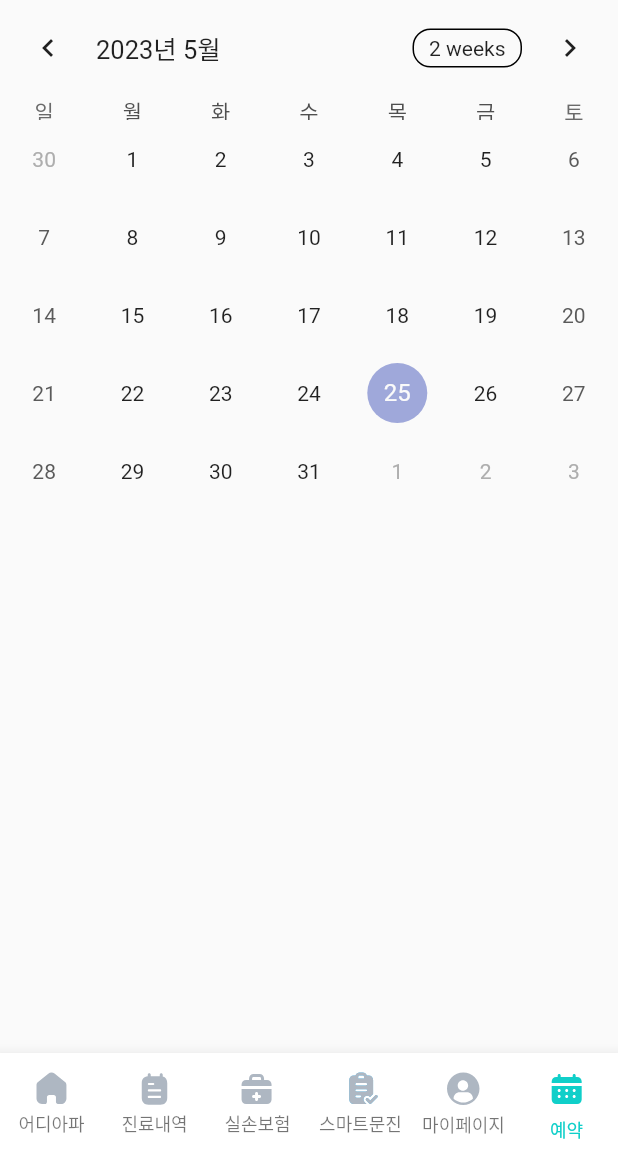
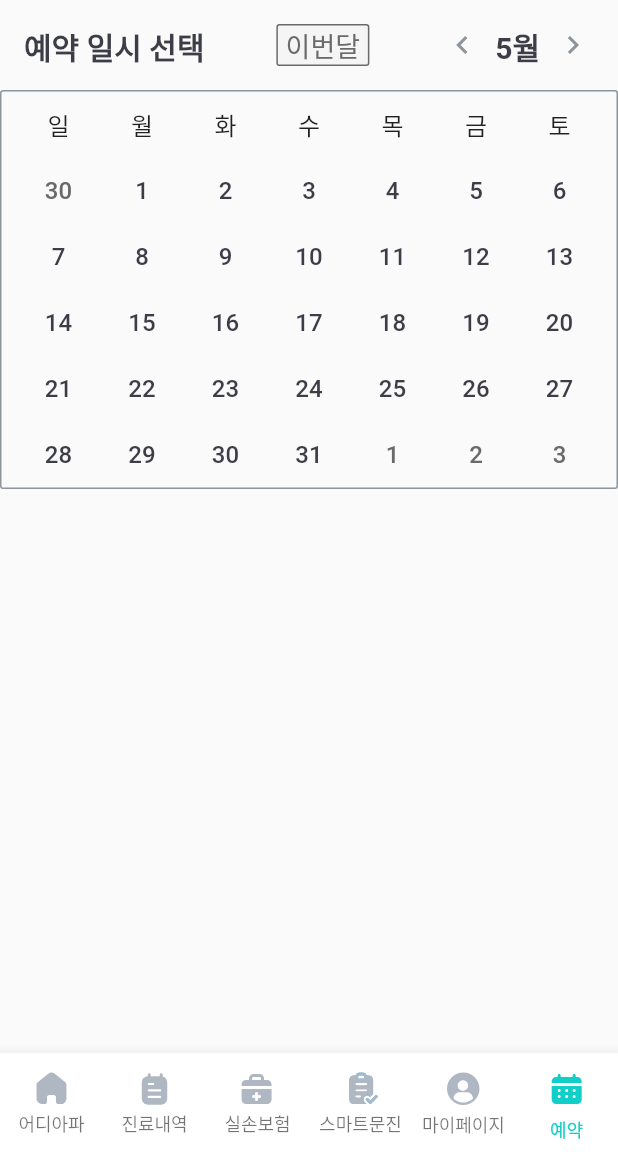
Before and after one commit to jason967/get_x_example, a Flutter app: the screen it shows after launch, item 6 of the bottom bar chosen, on a phone screen of 412 x 824 dp, the part 84-1236 px from its top. Run offline on Flutter 3.47's test engine with Material 2 defaults, Android fonts, the phone set to English and light mode, and no system bars; drawn by our look-alikes of table_calendar; our stand-ins replace flutter_svg, get.

Commit message:
calendar

```diff
--- a/lib/main.dart
+++ b/lib/main.dart
@@ -9,64 +9,3 @@ void main() {
   initializeDateFormatting()
       .then((_) => runApp(const GetMaterialApp(home: MainPage())));
 }
-
-final List<String> days = ['일', '월', '화', '수', '목', '금', '토'];
-
-// void main() {
-//   final List<CalendarData> calendar = [];
-//
-//   const year = 2023;
-//   const curMonth = 5;
-//   final curDays = DateTime(year, curMonth, 0).day;
-//   final curFirstWeekday = DateTime(year, curMonth, 1).weekday;
-//   const prevMonth = curMonth - 1 == 0 ? 12 : curMonth - 1;
-//   const nextMonth = curMonth + 1 == 13 ? 1 : curMonth + 1;
-//
-//   final prevLastDay = DateTime(year, prevMonth, 0).day;
-//
-//   if (curFirstWeekday != 7) {
-//     for (int i = curFirstWeekday; i > 0; i--) {
-//       final calendarData = CalendarData(year, prevMonth, prevLastDay - i);
-//       calendar.add(calendarData);
-//     }
-//   }
-//   // 이번달 날 리스트에 넣음
-//   for (int day = 1; day <= curDays; day++) {
-//     final calendarData = CalendarData(year, curMonth, day);
-//     calendar.add(calendarData);
-//   }
-//
-//   for (int day = 1; day <= 35 - calendar.length; day++) {
-//     final calendarData = CalendarData(year, curMonth, day);
-//     calendar.add(calendarData);
-//   }
-//
-//   print('$curFirstWeekday');
-//   print(calendar);
-//   // final test = today
-//   // final weekDay = today.weekday;
-//   // print('${days[weekDay]}');
-// }
-
-enum ResState { none, am, pm, completed }
-
-class CalendarData {
-  int year;
-  int month;
-  int day;
-  ResState resState;
-  bool checked;
-
-  CalendarData(
-    this.year,
-    this.month,
-    this.day, {
-    this.resState = ResState.none,
-    this.checked = false,
-  });
-
-  @override
-  String toString() {
-    return 'Calender($year,$month,$day,$resState,$checked)';
-  }
-}
--- /dev/null
+++ b/lib/wau_reservation/calendar/calendar_x.controller.dart
@@ -0,0 +1,52 @@
+import 'package:get/get.dart';
+
+part 'calendar_x_utils.dart';
+
+class CalendarController extends GetxController {
+  static DateTime today = DateTime.now();
+
+  RxInt year = today.year.obs;
+  RxInt month = today.month.obs;
+  RxList days = [].obs;
+
+  @override
+  void onInit() {
+    calendarInit(year.value, month.value);
+    super.onInit();
+  }
+
+  calendarInit(int curYear, int curMonth) {
+    year.value = curYear;
+    month.value = curMonth;
+    setDays(curYear, curMonth);
+  }
+
+  setDays(int curYear, int curMonth) {
+    days.clear();
+    days.value = _genCalendar(curYear, curMonth);
+  }
+
+  void thisMonth() {
+    year.value = today.year;
+    month.value = today.month;
+    setDays(year.value, month.value);
+  }
+
+  void prevMonth() {
+    month.value--;
+    if (month.value == 0) {
+      month.value = 12;
+      year.value--;
+    }
+    setDays(year.value, month.value);
+  }
+
+  void nextMonth() {
+    month.value++;
+    if (month.value == 13) {
+      month.value = 1;
+      year.value++;
+    }
+    setDays(year.value, month.value);
+  }
+}
--- /dev/null
+++ b/lib/wau_reservation/calendar/calendar_x_utils.dart
@@ -0,0 +1,69 @@
+part of 'calendar_x.controller.dart';
+
+List<CalendarData> _genCalendar(int year, int month) {
+  final List<CalendarData> calendar = [];
+
+  /// 현재 선택된 달의 마지막 날
+  final lastDay = DateTime(year, month + 1, 0).day;
+
+  /// 현재 선택된 달의 첫번째 날의 요일
+  final firstWeekday = DateTime(year, month, 1).weekday;
+  final prevMonth = (month - 1 == 0) ? 12 : month - 1;
+  final nextMonth = (month + 1 == 13) ? 1 : month + 1;
+
+  final prevLastDay = DateTime(year, month, 0).day;
+
+  var calendarCount = _cal(lastDay, firstWeekday);
+
+  if (firstWeekday != 7) {
+    for (int i = firstWeekday - 1; i >= 0; i--) {
+      final calendarData =
+          CalendarData(year, prevMonth, prevLastDay - i, disabled: true);
+      calendar.add(calendarData);
+    }
+  }
+
+  for (int day = 1; day <= lastDay; day++) {
+    final calendarData = CalendarData(year, month, day);
+    calendar.add(calendarData);
+  }
+  final restDay = calendarCount - calendar.length;
+  for (int day = 1; day <= restDay; day++) {
+    final calendarData = CalendarData(year, nextMonth, day, disabled: true);
+    calendar.add(calendarData);
+  }
+
+  return calendar;
+}
+
+int _cal(int dayCount, int weekday) {
+  if (weekday == 5) {
+    return (dayCount > 30) ? 42 : 35;
+  } else if (weekday == 6) {
+    return (dayCount >= 30) ? 42 : 35;
+  }
+  return 35;
+}
+
+enum ResState { none, holiday, am, pm, completed }
+
+class CalendarData {
+  int year;
+  int month;
+  int day;
+  ResState resState;
+  bool disabled;
+
+  CalendarData(
+    this.year,
+    this.month,
+    this.day, {
+    this.resState = ResState.none,
+    this.disabled = false,
+  });
+
+  @override
+  String toString() {
+    return 'Calender($year,$month,$day)';
+  }
+}
--- /dev/null
+++ b/lib/wau_reservation/calendar/calender_x.dart
@@ -0,0 +1,280 @@
+import 'package:flutter/material.dart';
+import 'package:get/get.dart';
+
+import 'calendar_x.controller.dart';
+
+const black = Color.fromRGBO(60, 61, 71, 1);
+const grey = Color.fromRGBO(106, 106, 106, 1);
+const bgGrey = Color.fromRGBO(245, 245, 245, 1);
+const warmGrey = Color.fromRGBO(142, 149, 155, 1);
+
+final List<String> weekdays = ['일', '월', '화', '수', '목', '금', '토'];
+
+class CalenderX extends StatelessWidget {
+  const CalenderX({Key? key}) : super(key: key);
+
+  @override
+  Widget build(BuildContext context) {
+    final controller = Get.put(CalendarController());
+
+    return Column(
+      children: [
+        const SizedBox(height: 16),
+        SizedBox(
+          height: 28,
+          child: Padding(
+            padding: const EdgeInsets.symmetric(horizontal: 16),
+            child: Row(
+              mainAxisAlignment: MainAxisAlignment.spaceBetween,
+              children: [
+                const Text(
+                  '예약 일시 선택',
+                  style: TextStyle(
+                    fontSize: 20,
+                    fontWeight: FontWeight.w600,
+                    color: black,
+                  ),
+                ),
+                GestureDetector(
+                  onTap: controller.thisMonth,
+                  child: Container(
+                    height: 28,
+                    width: 62,
+                    alignment: Alignment.center,
+                    decoration: BoxDecoration(
+                      borderRadius: BorderRadius.circular(2),
+                      border: Border.all(color: grey),
+                      color: bgGrey,
+                    ),
+                    child: const Text(
+                      '이번달',
+                      style: TextStyle(
+                        fontWeight: FontWeight.w400,
+                        fontSize: 18,
+                        color: grey,
+                      ),
+                    ),
+                  ),
+                ),
+                const _Month(),
+              ],
+            ),
+          ),
+        ),
+        const SizedBox(height: 16),
+        const _Calendar(),
+      ],
+    );
+  }
+}
+
+class _Calendar extends StatelessWidget {
+  const _Calendar({Key? key}) : super(key: key);
+
+  @override
+  Widget build(BuildContext context) {
+    final controller = Get.put(CalendarController());
+
+    return Obx(() => Container(
+          decoration: BoxDecoration(
+            borderRadius: BorderRadius.circular(2),
+            border: Border.all(color: warmGrey),
+          ),
+          child: Column(
+            children: [
+              const _Weekdays(),
+              Padding(
+                padding: const EdgeInsets.symmetric(horizontal: 16),
+                child: Column(
+                  children: [
+                    Row(
+                      mainAxisAlignment: MainAxisAlignment.spaceBetween,
+                      children: controller.days
+                          .sublist(0, 7)
+                          .map((e) => _DayCell(e))
+                          .toList(),
+                    ),
+                    Row(
+                      mainAxisAlignment: MainAxisAlignment.spaceBetween,
+                      children: controller.days
+                          .sublist(7, 14)
+                          .map((e) => _DayCell(e))
+                          .toList(),
+                    ),
+                    Row(
+                      mainAxisAlignment: MainAxisAlignment.spaceBetween,
+                      children: controller.days
+                          .sublist(14, 21)
+                          .map((e) => _DayCell(e))
+                          .toList(),
+                    ),
+                    Row(
+                      mainAxisAlignment: MainAxisAlignment.spaceBetween,
+                      children: controller.days
+                          .sublist(21, 28)
+                          .map((e) => _DayCell(e))
+                          .toList(),
+                    ),
+                    Row(
+                      mainAxisAlignment: MainAxisAlignment.spaceBetween,
+                      children: controller.days
+                          .sublist(
+                              28,
+                              controller.days.length > 35
+                                  ? 35
+                                  : controller.days.length)
+                          .map((e) => _DayCell(e))
+                          .toList(),
+                    ),
+                    if (controller.days.length > 35)
+                      Row(
+                        mainAxisAlignment: MainAxisAlignment.spaceBetween,
+                        children: controller.days
+                            .sublist(35, controller.days.length)
+                            .map((e) => _DayCell(e))
+                            .toList(),
+                      ),
+                  ],
+                ),
+              ),
+            ],
+          ),
+        ));
+  }
+}
+
+// class _Board extends StatelessWidget {
+//   const _Board({Key? key}) : super(key: key);
+//
+//   @override
+//   Widget build(BuildContext context) {
+//     // final controller = Get.put(CalendarController());
+//     return Padding(
+//       padding: const EdgeInsets.symmetric(horizontal: 16),
+//       child: Column(
+//         children: [
+//           Row(
+//             mainAxisAlignment: MainAxisAlignment.spaceBetween,
+//             children:
+//             controller.days.sublist(0, 7).map((e) => _DayCell(e)).toList(),
+//           ),
+//           Row(
+//             mainAxisAlignment: MainAxisAlignment.spaceBetween,
+//             children:
+//             controller.days.sublist(7, 7).map((e) => _DayCell(e)).toList(),
+//           ),
+//         ],
+//       ),
+//     );
+//   }
+// }
+
+class _DayCell extends StatelessWidget {
+  const _DayCell(this.dayInfo, {Key? key}) : super(key: key);
+  final CalendarData dayInfo;
+
+  @override
+  Widget build(BuildContext context) {
+    return SizedBox(
+      height: 44,
+      width: 44,
+      child: Center(
+        child: Text(
+          '${dayInfo.day}',
+          style: TextStyle(
+            fontWeight: FontWeight.w500,
+            fontSize: 16,
+            color: dayInfo.disabled ? grey : black,
+          ),
+        ),
+      ),
+    );
+  }
+}
+
+class _Month extends StatelessWidget {
+  const _Month({Key? key}) : super(key: key);
+
+  @override
+  Widget build(BuildContext context) {
+    final controller = Get.put(CalendarController());
+
+    return GestureDetector(
+      child: SizedBox(
+        height: 28,
+        child: Row(
+          children: [
+            _MonthChangeBtn(
+              icon: Icons.chevron_left,
+              onPress: controller.prevMonth,
+            ),
+            const SizedBox(width: 8),
+            Obx(() => Text(
+                  '${controller.month}월',
+                  style: const TextStyle(
+                    color: black,
+                    fontSize: 20,
+                    fontWeight: FontWeight.w600,
+                  ),
+                )),
+            const SizedBox(width: 8),
+            _MonthChangeBtn(
+              icon: Icons.chevron_right,
+              onPress: controller.nextMonth,
+            ),
+          ],
+        ),
+      ),
+    );
+  }
+}
+
+class _Weekdays extends StatelessWidget {
+  const _Weekdays({Key? key}) : super(key: key);
+
+  @override
+  Widget build(BuildContext context) {
+    return Padding(
+      padding: const EdgeInsets.symmetric(horizontal: 16),
+      child: Row(
+        mainAxisAlignment: MainAxisAlignment.spaceBetween,
+        children: weekdays
+            .map(
+              (e) => SizedBox(
+                height: 44,
+                width: 44,
+                child: Center(
+                  child: Text(
+                    e,
+                    style: const TextStyle(
+                      fontWeight: FontWeight.w500,
+                      fontSize: 16,
+                    ),
+                  ),
+                ),
+              ),
+            )
+            .toList(),
+      ),
+    );
+  }
+}
+
+class _MonthChangeBtn extends StatelessWidget {
+  const _MonthChangeBtn({required this.icon, required this.onPress, Key? key})
+      : super(key: key);
+  final IconData icon;
+  final void Function()? onPress;
+
+  @override
+  Widget build(BuildContext context) {
+    return GestureDetector(
+      onTap: onPress,
+      child: SizedBox(
+        height: 28,
+        width: 28,
+        child: Icon(icon, color: warmGrey),
+      ),
+    );
+  }
+}
--- a/lib/wau_reservation/calender/calender.controller.dart
+++ /dev/null
@@ -1,8 +0,0 @@
-import 'package:get/get.dart';
-import 'package:get_x_example/wau_reservation/calender/utils.dart';
-
-class CalenderController extends GetxController {
-  var selectedDay = kToday.obs;
-
-  // indexChange(int idx) => currentIdx(idx);
-}
--- a/lib/wau_reservation/calender/calender.dart
+++ /dev/null
@@ -1,10 +0,0 @@
-import 'package:flutter/material.dart';
-
-class Calender extends StatelessWidget {
-  const Calender({Key? key}) : super(key: key);
-
-  @override
-  Widget build(BuildContext context) {
-    return const Placeholder();
-  }
-}
--- a/lib/wau_reservation/calender/utils.dart
+++ /dev/null
@@ -1,3 +0,0 @@
-final kToday = DateTime.now();
-final kFirstDay = DateTime(kToday.year, kToday.month - 3, kToday.day);
-final kLastDay = DateTime(kToday.year, kToday.month + 3, kToday.day);
--- a/lib/wau_reservation/wau_reservation.page.dart
+++ b/lib/wau_reservation/wau_reservation.page.dart
@@ -1,7 +1,6 @@
 import 'package:flutter/material.dart';
-import 'package:table_calendar/table_calendar.dart';
 
-import 'calender/utils.dart';
+import 'calendar/calender_x.dart';
 
 class WauReservationPage extends StatelessWidget {
   const WauReservationPage({Key? key}) : super(key: key);
@@ -11,30 +10,30 @@ class WauReservationPage extends StatelessWidget {
     return SingleChildScrollView(
       child: Column(
         children: [
-          const ReservationCalender(),
+          const CalenderX(),
         ],
       ),
     );
   }
 }
 
-class ReservationCalender extends StatelessWidget {
-  const ReservationCalender({Key? key}) : super(key: key);
-
-  @override
-  Widget build(BuildContext context) {
-    return TableCalendar(
-      onDaySelected: (selc, focus) {
-        print('[test] $kFirstDay , $kLastDay ');
-        return;
-      },
-      headerStyle: HeaderStyle(
-        titleCentered: false,
-      ),
-      locale: 'ko-KR',
-      focusedDay: DateTime.now(),
-      firstDay: kFirstDay,
-      lastDay: kLastDay,
-    );
-  }
-}
+// class ReservationCalender extends StatelessWidget {
+//   const ReservationCalender({Key? key}) : super(key: key);
+//
+//   @override
+//   Widget build(BuildContext context) {
+//     return TableCalendar(
+//       onDaySelected: (selc, focus) {
+//         print('[test] $kFirstDay , $kLastDay ');
+//         return;
+//       },
+//       headerStyle: HeaderStyle(
+//         titleCentered: false,
+//       ),
+//       locale: 'ko-KR',
+//       focusedDay: DateTime.now(),
+//       firstDay: kFirstDay,
+//       lastDay: kLastDay,
+//     );
+//   }
+// }
```
